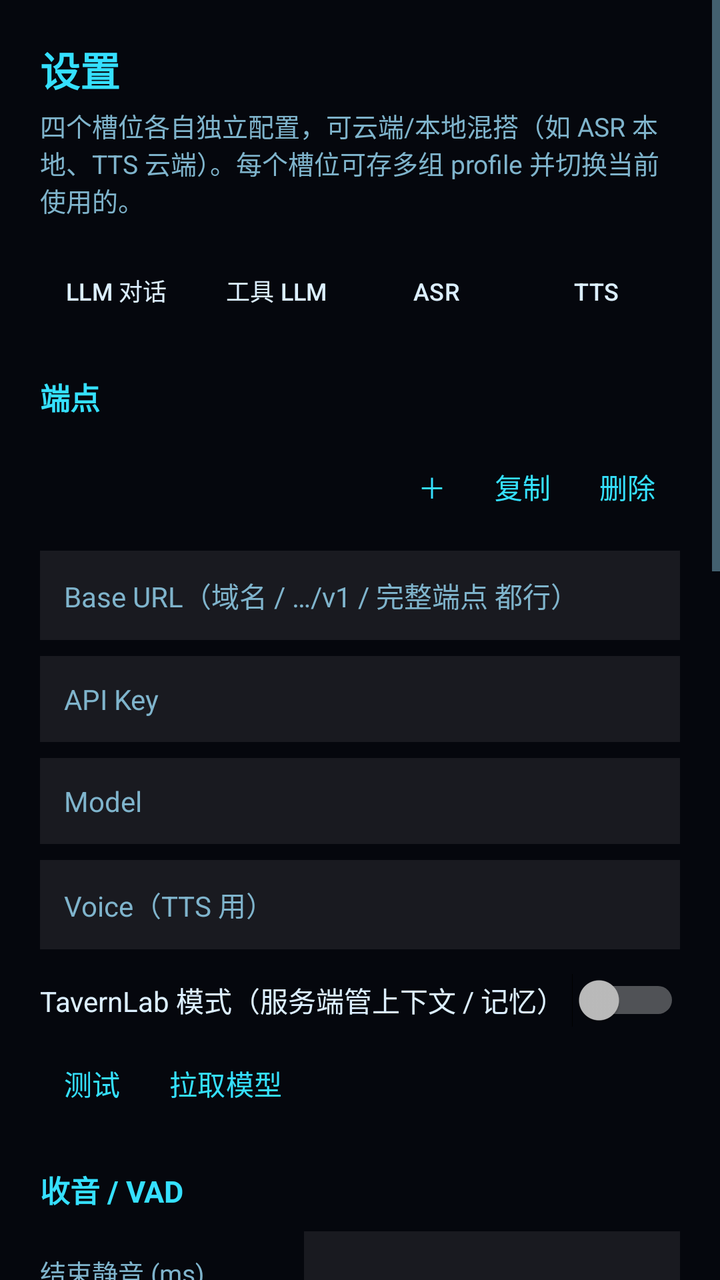
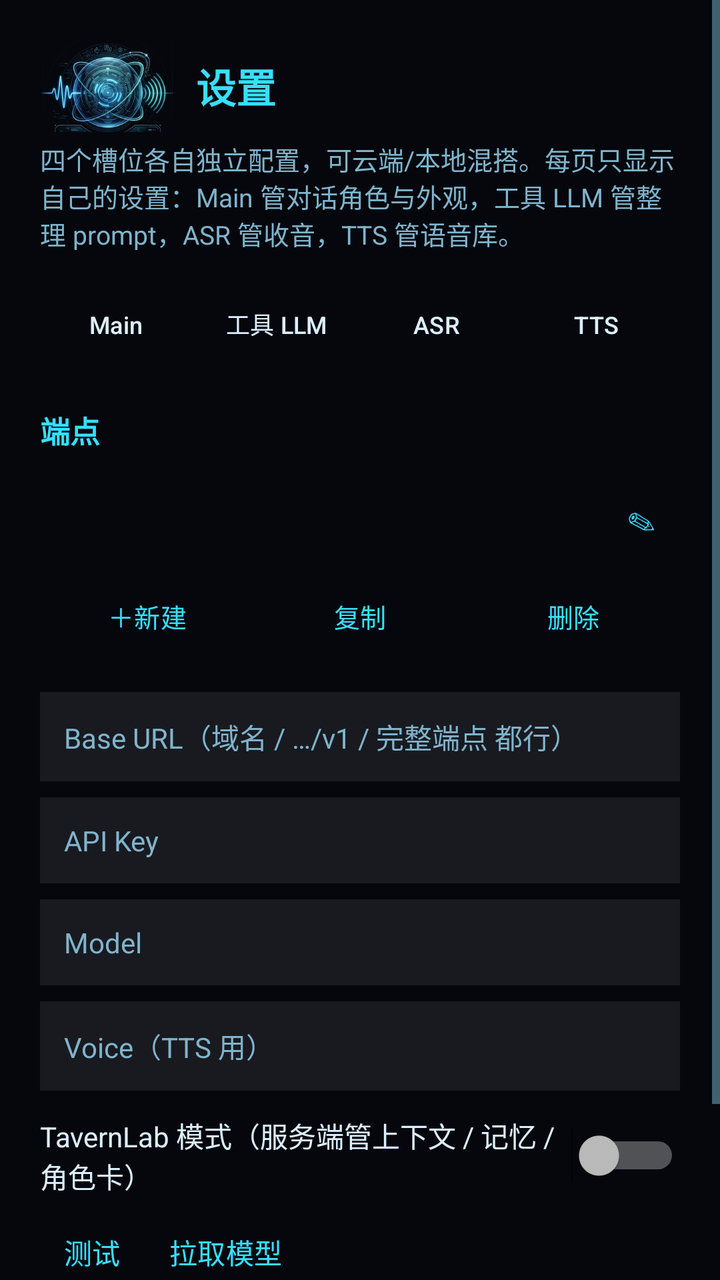

An Android layout rendered at two revisions. The XML below is the earlier revision; the diff shows what the commit changed to produce the second picture.
<!-- AndroidManifest.xml: application theme Theme.DeskSpirit -->
<!-- res/layout/activity_settings.xml -->
<?xml version="1.0" encoding="utf-8"?>
<ScrollView xmlns:android="http://schemas.android.com/apk/res/android"
    android:layout_width="match_parent"
    android:layout_height="match_parent"
    android:fitsSystemWindows="true"
    android:background="@color/bg">

    <LinearLayout
        android:layout_width="match_parent"
        android:layout_height="wrap_content"
        android:orientation="vertical"
        android:padding="20dp">

        <TextView
            android:layout_width="wrap_content"
            android:layout_height="wrap_content"
            android:text="@string/settings_title"
            android:textColor="@color/accent"
            android:textSize="20sp"
            android:textStyle="bold" />

        <TextView
            android:layout_width="match_parent"
            android:layout_height="wrap_content"
            android:layout_marginTop="4dp"
            android:layout_marginBottom="12dp"
            android:text="@string/settings_subtitle"
            android:textColor="@color/text_secondary"
            android:textSize="13sp" />

        
        <LinearLayout
            android:layout_width="match_parent"
            android:layout_height="wrap_content"
            android:orientation="horizontal">

            <Button
                android:id="@+id/slotLlm"
                style="@style/SlotChip"
                android:text="@string/slot_llm" />

            <Button
                android:id="@+id/slotTool"
                style="@style/SlotChip"
                android:text="@string/slot_tool" />

            <Button
                android:id="@+id/slotAsr"
                style="@style/SlotChip"
                android:text="@string/slot_asr" />

            <Button
                android:id="@+id/slotTts"
                style="@style/SlotChip"
                android:text="@string/slot_tts" />
        </LinearLayout>

        <TextView
            android:id="@+id/tvEndpointTitle"
            style="@style/SectionTitle"
            android:text="@string/sec_endpoint" />

        
        <LinearLayout
            android:layout_width="match_parent"
            android:layout_height="wrap_content"
            android:gravity="center_vertical"
            android:orientation="horizontal">

            <Spinner
                android:id="@+id/spProfile"
                android:layout_width="0dp"
                android:layout_height="wrap_content"
                android:layout_weight="1"
                android:background="@color/field_bg"
                android:paddingStart="8dp"
                android:paddingEnd="8dp" />

            <Button
                android:id="@+id/btnAddProfile"
                style="@style/TestButton"
                android:text="@string/prof_add" />

            <Button
                android:id="@+id/btnDupProfile"
                style="@style/TestButton"
                android:text="@string/prof_dup" />

            <Button
                android:id="@+id/btnDelProfile"
                style="@style/TestButton"
                android:text="@string/prof_del" />
        </LinearLayout>

        <EditText
            android:id="@+id/etBase"
            style="@style/FieldInput"
            android:layout_marginTop="8dp"
            android:hint="@string/hint_base_url"
            android:inputType="textUri" />

        <EditText
            android:id="@+id/etKey"
            style="@style/FieldInput"
            android:hint="@string/hint_api_key"
            android:inputType="textPassword" />

        <EditText
            android:id="@+id/etModel"
            style="@style/FieldInput"
            android:hint="@string/hint_model"
            android:inputType="text" />

        <EditText
            android:id="@+id/etVoice"
            style="@style/FieldInput"
            android:hint="@string/hint_voice"
            android:inputType="text" />

        <Switch
            android:id="@+id/swTavernLab"
            android:layout_width="match_parent"
            android:layout_height="wrap_content"
            android:layout_marginTop="4dp"
            android:text="@string/label_tavernlab_mode"
            android:textColor="@color/text_primary"
            android:textSize="14sp" />

        <LinearLayout style="@style/TestRow">
            <Button
                android:id="@+id/btnTest"
                style="@style/TestButton"
                android:text="@string/btn_test" />

            <Button
                android:id="@+id/btnPullModels"
                style="@style/TestButton"
                android:text="@string/btn_pull_models" />

            <TextView
                android:id="@+id/tvResult"
                style="@style/ResultText" />
        </LinearLayout>

        <TextView
            android:id="@+id/tvSlotHint"
            android:layout_width="match_parent"
            android:layout_height="wrap_content"
            android:layout_marginTop="2dp"
            android:textColor="@color/text_secondary"
            android:textSize="12sp"
            android:visibility="gone" />

        
        <TextView style="@style/SectionTitle" android:text="@string/sec_vad" />

        <LinearLayout style="@style/RowWrap">
            <TextView style="@style/RowLabel" android:text="@string/vad_end_silence" />
            <EditText android:id="@+id/etEndSilence" style="@style/NumInput" />
        </LinearLayout>

        <LinearLayout style="@style/RowWrap">
            <TextView style="@style/RowLabel" android:text="@string/vad_min_level" />
            <EditText android:id="@+id/etMinLevel" style="@style/NumInput" />
        </LinearLayout>

        <LinearLayout style="@style/RowWrap">
            <TextView style="@style/RowLabel" android:text="@string/vad_voice_ratio" />
            <EditText android:id="@+id/etVoiceRatio" style="@style/NumInput" />
        </LinearLayout>

        <LinearLayout style="@style/RowWrap">
            <TextView style="@style/RowLabel" android:text="@string/vad_max_speech" />
            <EditText android:id="@+id/etMaxSpeech" style="@style/NumInput" />
        </LinearLayout>

        <LinearLayout style="@style/RowWrap">
            <TextView style="@style/RowLabel" android:text="@string/vad_min_voiced" />
            <EditText android:id="@+id/etMinVoiced" style="@style/NumInput" />
        </LinearLayout>

        <LinearLayout style="@style/RowWrap">
            <TextView style="@style/RowLabel" android:text="@string/vad_min_ratio" />
            <EditText android:id="@+id/etMinRatio" style="@style/NumInput" />
        </LinearLayout>

        <LinearLayout style="@style/RowWrap">
            <TextView style="@style/RowLabel" android:text="@string/vad_min_speech" />
            <EditText android:id="@+id/etMinSpeech" style="@style/NumInput" />
        </LinearLayout>

        
        <TextView style="@style/SectionTitle" android:text="@string/sec_dictation" />

        <LinearLayout style="@style/RowWrap">
            <TextView style="@style/RowLabel" android:text="@string/dict_max_ms" />
            <EditText android:id="@+id/etDictMax" style="@style/NumInput" />
        </LinearLayout>

        
        <TextView style="@style/SectionTitle" android:text="@string/sec_library" />

        <Switch
            android:id="@+id/swSaveVoice"
            android:layout_width="match_parent"
            android:layout_height="wrap_content"
            android:text="@string/lib_save_ai"
            android:textColor="@color/text_primary"
            android:textSize="14sp" />

        <Switch
            android:id="@+id/swSaveUser"
            android:layout_width="match_parent"
            android:layout_height="wrap_content"
            android:text="@string/lib_save_user"
            android:textColor="@color/text_primary"
            android:textSize="14sp" />

        <LinearLayout style="@style/RowWrap">
            <TextView style="@style/RowLabel" android:text="@string/lib_max_count" />
            <EditText android:id="@+id/etMaxCount" style="@style/NumInput" />
        </LinearLayout>

        <LinearLayout style="@style/RowWrap">
            <TextView style="@style/RowLabel" android:text="@string/lib_max_days" />
            <EditText android:id="@+id/etMaxDays" style="@style/NumInput" />
        </LinearLayout>

        <TextView
            android:id="@+id/tvLibPath"
            android:layout_width="match_parent"
            android:layout_height="wrap_content"
            android:layout_marginTop="4dp"
            android:textColor="@color/text_secondary"
            android:textSize="12sp" />

        
        <TextView style="@style/SectionTitle" android:text="@string/sec_refine" />

        <EditText
            android:id="@+id/etRefinePrompt"
            android:layout_width="match_parent"
            android:layout_height="wrap_content"
            android:background="@color/field_bg"
            android:gravity="top|start"
            android:inputType="textMultiLine"
            android:minLines="4"
            android:padding="12dp"
            android:textColor="@color/text_primary"
            android:textColorHint="@color/text_secondary"
            android:textSize="14sp" />

        <Button
            android:id="@+id/btnSave"
            android:layout_width="match_parent"
            android:layout_height="wrap_content"
            android:layout_marginTop="24dp"
            android:text="@string/btn_save" />
    </LinearLayout>
</ScrollView>
<!-- resources referenced by this layout -->
<resources>
  <color name="accent">#35E0FF</color>
  <color name="bg">#05070D</color>
  <color name="field_bg">#14FFFFFF</color>
  <color name="text_primary">#DCEFFF</color>
  <color name="text_secondary">#7FB4CC</color>
  <string name="btn_pull_models">拉取模型</string>
  <string name="btn_save">保存</string>
  <string name="btn_test">测试</string>
  <string name="dict_max_ms">最长时长 (ms)</string>
  <string name="hint_api_key">API Key</string>
  <string name="hint_base_url">Base URL（域名 / …/v1 / 完整端点 都行）</string>
  <string name="hint_model">Model</string>
  <string name="hint_voice">Voice（TTS 用）</string>
  <string name="label_tavernlab_mode">TavernLab 模式（服务端管上下文 / 记忆）</string>
  <string name="lib_max_count">最多保留条数 (0=不限)</string>
  <string name="lib_max_days">最多保留天数 (0=不限)</string>
  <string name="lib_save_ai">存档 AI 语音</string>
  <string name="lib_save_user">存档我的录音（Live）</string>
  <string name="prof_add">＋</string>
  <string name="prof_del">删除</string>
  <string name="prof_dup">复制</string>
  <string name="sec_dictation">口述</string>
  <string name="sec_endpoint">端点</string>
  <string name="sec_library">语音库</string>
  <string name="sec_refine">整理 prompt（工具 LLM）</string>
  <string name="sec_vad">收音 / VAD</string>
  <string name="settings_subtitle">四个槽位各自独立配置，可云端/本地混搭（如 ASR 本地、TTS 云端）。每个槽位可存多组 profile 并切换当前使用的。</string>
  <string name="settings_title">设置</string>
  <string name="slot_asr">ASR</string>
  <string name="slot_llm">LLM 对话</string>
  <string name="slot_tool">工具 LLM</string>
  <string name="slot_tts">TTS</string>
  <string name="vad_end_silence">结束静音 (ms)</string>
  <string name="vad_max_speech">最长一句 (ms)</string>
  <string name="vad_min_level">绝对门限 RMS</string>
  <string name="vad_min_ratio">有声占比 (0-1)</string>
  <string name="vad_min_speech">最短有效 (ms)</string>
  <string name="vad_min_voiced">最少有声 (ms)</string>
  <string name="vad_voice_ratio">相对噪声倍数</string>
  <style name="RowWrap" parent="">
          <item name="android:layout_width">match_parent</item>
          <item name="android:layout_height">wrap_content</item>
          <item name="android:orientation">horizontal</item>
          <item name="android:gravity">center_vertical</item>
      </style>
  <style name="TestButton" parent="Widget.Material3.Button.TextButton">
          <item name="android:layout_width">wrap_content</item>
          <item name="android:layout_height">wrap_content</item>
          <item name="android:minWidth">0dp</item>
          <item name="android:textColor">@color/accent</item>
      </style>
  <color name="accent_dim">#1B6E85</color>
  <!-- unchanged entries left out for length: 8 -->
</resources>

<!-- the commit's change to res/layout/activity_settings.xml (unified diff, before → after) -->
@@ -11,13 +11,28 @@
         android:orientation="vertical"
         android:padding="20dp">
 
-        <TextView
+        <LinearLayout
             android:layout_width="wrap_content"
             android:layout_height="wrap_content"
-            android:text="@string/settings_title"
-            android:textColor="@color/accent"
-            android:textSize="20sp"
-            android:textStyle="bold" />
+            android:gravity="center_vertical"
+            android:orientation="horizontal">
+
+            <ImageView
+                android:layout_width="68dp"
+                android:layout_height="wrap_content"
+                android:adjustViewBounds="true"
+                android:contentDescription="@string/app_name"
+                android:src="@drawable/logo_mark" />
+
+            <TextView
+                android:layout_width="wrap_content"
+                android:layout_height="wrap_content"
+                android:layout_marginStart="10dp"
+                android:text="@string/settings_title"
+                android:textColor="@color/accent"
+                android:textSize="20sp"
+                android:textStyle="bold" />
+        </LinearLayout>
 
         <TextView
             android:layout_width="match_parent"
@@ -77,18 +92,31 @@
                 android:paddingEnd="8dp" />
 
             <Button
+                android:id="@+id/btnRenameProfile"
+                style="@style/TestButton"
+                android:text="@string/prof_rename_btn" />
+        </LinearLayout>
+
+        
+        <LinearLayout
+            android:layout_width="match_parent"
+            android:layout_height="wrap_content"
+            android:layout_marginBottom="6dp"
+            android:orientation="horizontal">
+
+            <Button
                 android:id="@+id/btnAddProfile"
-                style="@style/TestButton"
+                style="@style/ProfAction"
                 android:text="@string/prof_add" />
 
             <Button
                 android:id="@+id/btnDupProfile"
-                style="@style/TestButton"
+                style="@style/ProfAction"
                 android:text="@string/prof_dup" />
 
             <Button
                 android:id="@+id/btnDelProfile"
-                style="@style/TestButton"
+                style="@style/ProfAction"
                 android:text="@string/prof_del" />
         </LinearLayout>
 
@@ -152,103 +180,206 @@
             android:visibility="gone" />
 
         
-        <TextView style="@style/SectionTitle" android:text="@string/sec_vad" />
-
-        <LinearLayout style="@style/RowWrap">
-            <TextView style="@style/RowLabel" android:text="@string/vad_end_silence" />
-            <EditText android:id="@+id/etEndSilence" style="@style/NumInput" />
-        </LinearLayout>
-
-        <LinearLayout style="@style/RowWrap">
-            <TextView style="@style/RowLabel" android:text="@string/vad_min_level" />
-            <EditText android:id="@+id/etMinLevel" style="@style/NumInput" />
-        </LinearLayout>
-
-        <LinearLayout style="@style/RowWrap">
-            <TextView style="@style/RowLabel" android:text="@string/vad_voice_ratio" />
-            <EditText android:id="@+id/etVoiceRatio" style="@style/NumInput" />
-        </LinearLayout>
-
-        <LinearLayout style="@style/RowWrap">
-            <TextView style="@style/RowLabel" android:text="@string/vad_max_speech" />
-            <EditText android:id="@+id/etMaxSpeech" style="@style/NumInput" />
-        </LinearLayout>
-
-        <LinearLayout style="@style/RowWrap">
-            <TextView style="@style/RowLabel" android:text="@string/vad_min_voiced" />
-            <EditText android:id="@+id/etMinVoiced" style="@style/NumInput" />
-        </LinearLayout>
-
-        <LinearLayout style="@style/RowWrap">
-            <TextView style="@style/RowLabel" android:text="@string/vad_min_ratio" />
-            <EditText android:id="@+id/etMinRatio" style="@style/NumInput" />
-        </LinearLayout>
-
-        <LinearLayout style="@style/RowWrap">
-            <TextView style="@style/RowLabel" android:text="@string/vad_min_speech" />
-            <EditText android:id="@+id/etMinSpeech" style="@style/NumInput" />
-        </LinearLayout>
-
-        
-        <TextView style="@style/SectionTitle" android:text="@string/sec_dictation" />
-
-        <LinearLayout style="@style/RowWrap">
-            <TextView style="@style/RowLabel" android:text="@string/dict_max_ms" />
-            <EditText android:id="@+id/etDictMax" style="@style/NumInput" />
-        </LinearLayout>
-
-        
-        <TextView style="@style/SectionTitle" android:text="@string/sec_library" />
-
-        <Switch
-            android:id="@+id/swSaveVoice"
-            android:layout_width="match_parent"
-            android:layout_height="wrap_content"
-            android:text="@string/lib_save_ai"
-            android:textColor="@color/text_primary"
-            android:textSize="14sp" />
-
-        <Switch
-            android:id="@+id/swSaveUser"
-            android:layout_width="match_parent"
-            android:layout_height="wrap_content"
-            android:text="@string/lib_save_user"
-            android:textColor="@color/text_primary"
-            android:textSize="14sp" />
-
-        <LinearLayout style="@style/RowWrap">
-            <TextView style="@style/RowLabel" android:text="@string/lib_max_count" />
-            <EditText android:id="@+id/etMaxCount" style="@style/NumInput" />
-        </LinearLayout>
-
-        <LinearLayout style="@style/RowWrap">
-            <TextView style="@style/RowLabel" android:text="@string/lib_max_days" />
-            <EditText android:id="@+id/etMaxDays" style="@style/NumInput" />
-        </LinearLayout>
-
-        <TextView
-            android:id="@+id/tvLibPath"
-            android:layout_width="match_parent"
-            android:layout_height="wrap_content"
-            android:layout_marginTop="4dp"
-            android:textColor="@color/text_secondary"
-            android:textSize="12sp" />
-
-        
-        <TextView style="@style/SectionTitle" android:text="@string/sec_refine" />
-
-        <EditText
-            android:id="@+id/etRefinePrompt"
-            android:layout_width="match_parent"
-            android:layout_height="wrap_content"
-            android:background="@color/field_bg"
-            android:gravity="top|start"
-            android:inputType="textMultiLine"
-            android:minLines="4"
-            android:padding="12dp"
-            android:textColor="@color/text_primary"
-            android:textColorHint="@color/text_secondary"
-            android:textSize="14sp" />
+        <LinearLayout
+            android:id="@+id/boxMain"
+            android:layout_width="match_parent"
+            android:layout_height="wrap_content"
+            android:orientation="vertical"
+            android:visibility="gone">
+
+            <TextView
+                android:id="@+id/tvSecChar"
+                style="@style/SectionTitle"
+                android:text="@string/sec_char" />
+
+            <LinearLayout
+                android:id="@+id/rowChar"
+                android:layout_width="match_parent"
+                android:layout_height="wrap_content"
+                android:gravity="center_vertical"
+                android:orientation="horizontal">
+
+                <ImageView
+                    android:id="@+id/ivCharAvatar"
+                    android:layout_width="44dp"
+                    android:layout_height="44dp"
+                    android:background="@drawable/bg_avatar"
+                    android:clipToOutline="true"
+                    android:contentDescription="@string/sec_char"
+                    android:scaleType="centerCrop" />
+
+                <Spinner
+                    android:id="@+id/spChar"
+                    android:layout_width="0dp"
+                    android:layout_height="wrap_content"
+                    android:layout_marginStart="10dp"
+                    android:layout_weight="1"
+                    android:background="@color/field_bg"
+                    android:paddingStart="8dp"
+                    android:paddingEnd="8dp" />
+
+                <Button
+                    android:id="@+id/btnCharRefresh"
+                    style="@style/TestButton"
+                    android:text="@string/char_refresh" />
+            </LinearLayout>
+
+            <TextView
+                android:id="@+id/tvCharHint"
+                android:layout_width="match_parent"
+                android:layout_height="wrap_content"
+                android:layout_marginTop="6dp"
+                android:text="@string/char_hint"
+                android:textColor="@color/text_secondary"
+                android:textSize="12sp" />
+
+            
+            <TextView style="@style/SectionTitle" android:text="@string/sec_appearance" />
+
+            <LinearLayout style="@style/RowWrap">
+                <TextView style="@style/RowLabel" android:text="@string/style_pick" />
+                <Spinner
+                    android:id="@+id/spStyle"
+                    android:layout_width="0dp"
+                    android:layout_height="wrap_content"
+                    android:layout_weight="1"
+                    android:background="@color/field_bg"
+                    android:paddingStart="8dp"
+                    android:paddingEnd="8dp" />
+            </LinearLayout>
+
+            <TextView
+                android:id="@+id/tvStyleHint"
+                android:layout_width="match_parent"
+                android:layout_height="wrap_content"
+                android:layout_marginTop="4dp"
+                android:textColor="@color/text_secondary"
+                android:textSize="12sp" />
+        </LinearLayout>
+
+        
+        <LinearLayout
+            android:id="@+id/boxTool"
+            android:layout_width="match_parent"
+            android:layout_height="wrap_content"
+            android:orientation="vertical"
+            android:visibility="gone">
+
+            <TextView style="@style/SectionTitle" android:text="@string/sec_refine" />
+
+            <EditText
+                android:id="@+id/etRefinePrompt"
+                android:layout_width="match_parent"
+                android:layout_height="wrap_content"
+                android:background="@color/field_bg"
+                android:gravity="top|start"
+                android:inputType="textMultiLine"
+                android:minLines="4"
+                android:padding="12dp"
+                android:textColor="@color/text_primary"
+                android:textColorHint="@color/text_secondary"
+                android:textSize="14sp" />
+        </LinearLayout>
+
+        
+        <LinearLayout
+            android:id="@+id/boxAsr"
+            android:layout_width="match_parent"
+            android:layout_height="wrap_content"
+            android:orientation="vertical"
+            android:visibility="gone">
+
+            <TextView style="@style/SectionTitle" android:text="@string/sec_vad" />
+
+            <LinearLayout style="@style/RowWrap">
+                <TextView style="@style/RowLabel" android:text="@string/vad_end_silence" />
+                <EditText android:id="@+id/etEndSilence" style="@style/NumInput" />
+            </LinearLayout>
+
+            <LinearLayout style="@style/RowWrap">
+                <TextView style="@style/RowLabel" android:text="@string/vad_min_level" />
+                <EditText android:id="@+id/etMinLevel" style="@style/NumInput" />
+            </LinearLayout>
+
+            <LinearLayout style="@style/RowWrap">
+                <TextView style="@style/RowLabel" android:text="@string/vad_voice_ratio" />
+                <EditText android:id="@+id/etVoiceRatio" style="@style/NumInput" />
+            </LinearLayout>
+
+            <LinearLayout style="@style/RowWrap">
+                <TextView style="@style/RowLabel" android:text="@string/vad_max_speech" />
+                <EditText android:id="@+id/etMaxSpeech" style="@style/NumInput" />
+            </LinearLayout>
+
+            <LinearLayout style="@style/RowWrap">
+                <TextView style="@style/RowLabel" android:text="@string/vad_min_voiced" />
+                <EditText android:id="@+id/etMinVoiced" style="@style/NumInput" />
+            </LinearLayout>
+
+            <LinearLayout style="@style/RowWrap">
+                <TextView style="@style/RowLabel" android:text="@string/vad_min_ratio" />
+                <EditText android:id="@+id/etMinRatio" style="@style/NumInput" />
+            </LinearLayout>
+
+            <LinearLayout style="@style/RowWrap">
+                <TextView style="@style/RowLabel" android:text="@string/vad_min_speech" />
+                <EditText android:id="@+id/etMinSpeech" style="@style/NumInput" />
+            </LinearLayout>
+
+            <TextView style="@style/SectionTitle" android:text="@string/sec_dictation" />
+
+            <LinearLayout style="@style/RowWrap">
+                <TextView style="@style/RowLabel" android:text="@string/dict_max_ms" />
+                <EditText android:id="@+id/etDictMax" style="@style/NumInput" />
+            </LinearLayout>
+
+            <TextView style="@style/SectionTitle" android:text="@string/sec_rec_archive" />
+
+            <Switch
+                android:id="@+id/swSaveUser"
+                android:layout_width="match_parent"
+                android:layout_height="wrap_content"
+                android:text="@string/lib_save_user"
+                android:textColor="@color/text_primary"
+                android:textSize="14sp" />
+        </LinearLayout>
+
+        
+        <LinearLayout
+            android:id="@+id/boxTts"
+            android:layout_width="match_parent"
+            android:layout_height="wrap_content"
+            android:orientation="vertical"
+            android:visibility="gone">
+
+            <TextView style="@style/SectionTitle" android:text="@string/sec_library" />
+
+            <Switch
+                android:id="@+id/swSaveVoice"
+                android:layout_width="match_parent"
+                android:layout_height="wrap_content"
+                android:text="@string/lib_save_ai"
+                android:textColor="@color/text_primary"
+                android:textSize="14sp" />
+
+            <LinearLayout style="@style/RowWrap">
+                <TextView style="@style/RowLabel" android:text="@string/lib_max_count" />
+                <EditText android:id="@+id/etMaxCount" style="@style/NumInput" />
+            </LinearLayout>
+
+            <LinearLayout style="@style/RowWrap">
+                <TextView style="@style/RowLabel" android:text="@string/lib_max_days" />
+                <EditText android:id="@+id/etMaxDays" style="@style/NumInput" />
+            </LinearLayout>
+
+            <TextView
+                android:id="@+id/tvLibPath"
+                android:layout_width="match_parent"
+                android:layout_height="wrap_content"
+                android:layout_marginTop="4dp"
+                android:textColor="@color/text_secondary"
+                android:textSize="12sp" />
+        </LinearLayout>
 
         <Button
             android:id="@+id/btnSave"
<!-- resource entries referenced after the edit -->
@@ -5,33 +5,51 @@
   <color name="field_bg">#14FFFFFF</color>
   <color name="text_primary">#DCEFFF</color>
   <color name="text_secondary">#7FB4CC</color>
+  <!-- drawable bg_avatar (drawable) -->
+  <?xml version="1.0" encoding="utf-8"?>
+  <shape xmlns:android="http://schemas.android.com/apk/res/android"
+      android:shape="oval">
+      <solid android:color="#14FFFFFF" />
+      <stroke
+          android:width="1dp"
+          android:color="@color/accent_dim" />
+  </shape>
+  <!-- drawable logo_mark: png bitmap (drawable-nodpi, 128707 bytes) -->
+  <string name="app_name">DeskSpirit</string>
   <string name="btn_pull_models">拉取模型</string>
   <string name="btn_save">保存</string>
   <string name="btn_test">测试</string>
+  <string name="char_hint">角色是 TavernLab 服务端全局的：这里切了，网页端也会跟着切。不同角色各自带记忆集合与聊天记录。</string>
+  <string name="char_refresh">⟳ 刷新</string>
   <string name="dict_max_ms">最长时长 (ms)</string>
   <string name="hint_api_key">API Key</string>
   <string name="hint_base_url">Base URL（域名 / …/v1 / 完整端点 都行）</string>
   <string name="hint_model">Model</string>
   <string name="hint_voice">Voice（TTS 用）</string>
-  <string name="label_tavernlab_mode">TavernLab 模式（服务端管上下文 / 记忆）</string>
+  <string name="label_tavernlab_mode">TavernLab 模式（服务端管上下文 / 记忆 / 角色卡）</string>
   <string name="lib_max_count">最多保留条数 (0=不限)</string>
   <string name="lib_max_days">最多保留天数 (0=不限)</string>
   <string name="lib_save_ai">存档 AI 语音</string>
   <string name="lib_save_user">存档我的录音（Live）</string>
-  <string name="prof_add">＋</string>
+  <string name="prof_add">＋新建</string>
   <string name="prof_del">删除</string>
   <string name="prof_dup">复制</string>
+  <string name="prof_rename_btn">✎</string>
+  <string name="sec_appearance">外观</string>
+  <string name="sec_char">角色（TavernLab）</string>
   <string name="sec_dictation">口述</string>
   <string name="sec_endpoint">端点</string>
   <string name="sec_library">语音库</string>
-  <string name="sec_refine">整理 prompt（工具 LLM）</string>
+  <string name="sec_rec_archive">录音存档</string>
+  <string name="sec_refine">整理 prompt</string>
   <string name="sec_vad">收音 / VAD</string>
-  <string name="settings_subtitle">四个槽位各自独立配置，可云端/本地混搭（如 ASR 本地、TTS 云端）。每个槽位可存多组 profile 并切换当前使用的。</string>
+  <string name="settings_subtitle">四个槽位各自独立配置，可云端/本地混搭。每页只显示自己的设置：Main 管对话角色与外观，工具 LLM 管整理 prompt，ASR 管收音，TTS 管语音库。</string>
   <string name="settings_title">设置</string>
   <string name="slot_asr">ASR</string>
-  <string name="slot_llm">LLM 对话</string>
+  <string name="slot_llm">Main</string>
   <string name="slot_tool">工具 LLM</string>
   <string name="slot_tts">TTS</string>
+  <string name="style_pick">圆球 preset</string>
   <string name="vad_end_silence">结束静音 (ms)</string>
   <string name="vad_max_speech">最长一句 (ms)</string>
   <string name="vad_min_level">绝对门限 RMS</string>
@@ -39,6 +57,14 @@
   <string name="vad_min_speech">最短有效 (ms)</string>
   <string name="vad_min_voiced">最少有声 (ms)</string>
   <string name="vad_voice_ratio">相对噪声倍数</string>
+  <style name="ProfAction" parent="Widget.Material3.Button.TextButton">
+          <item name="android:layout_width">0dp</item>
+          <item name="android:layout_height">wrap_content</item>
+          <item name="android:layout_weight">1</item>
+          <item name="android:minWidth">0dp</item>
+          <item name="android:textColor">@color/accent</item>
+          <item name="android:textSize">13sp</item>
+      </style>
   <style name="RowWrap" parent="">
           <item name="android:layout_width">match_parent</item>
           <item name="android:layout_height">wrap_content</item>
